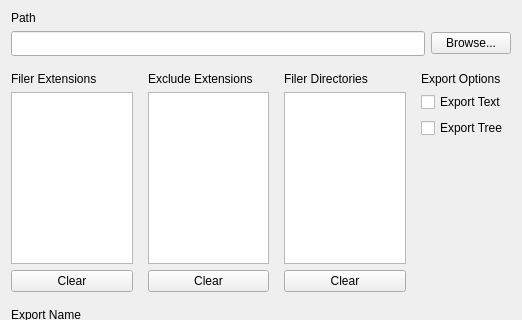
Qt form Views/mainwindow.ui (mortalis13/List-Folders-Qt) before a commit; both pictures show x 0 to 522 and y 0 to 320 of the 522 by 696 pixel window.
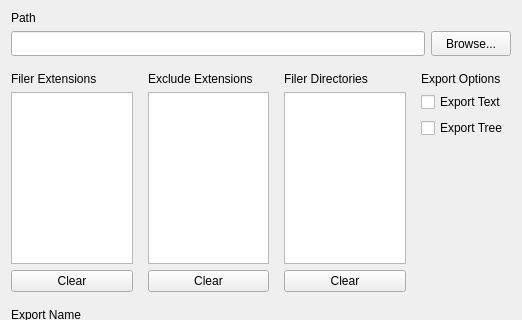
The same form after that commit.

```diff
--- a/Views/mainwindow.ui
+++ b/Views/mainwindow.ui
@@ -72,6 +72,12 @@
          </item>
          <item>
           <widget class="QPushButton" name="bBrowse">
+           <property name="minimumSize">
+            <size>
+             <width>0</width>
+             <height>25</height>
+            </size>
+           </property>
            <property name="text">
             <string>Browse...</string>
            </property>
```
Left out of the diff: 2 changed lines with no effect on the pictures.
